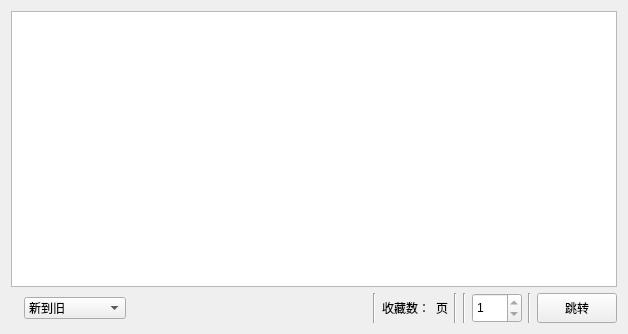
Qt form ui/ui_favorite.ui (tonquer/picacg-qt) before a commit.
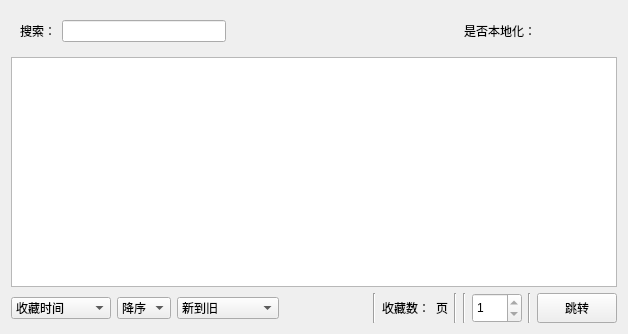
The same form after that commit. Custom widgets are drawn as their Qt base class.

Commit message:
收藏新增旧逻辑开关
#429

The edit to the form file:
```diff
--- a/ui/ui_favorite.ui
+++ b/ui/ui_favorite.ui
@@ -14,15 +14,84 @@
    <string>收藏</string>
   </property>
   <layout class="QGridLayout" name="gridLayout_2">
-   <item row="1" column="0">
+   <item row="2" column="0">
+    <layout class="QGridLayout" name="gridLayout_3">
+     <item row="0" column="0">
+      <widget class="ComicListWidget" name="bookList">
+       <property name="styleSheet">
+        <string notr="true"/>
+       </property>
+      </widget>
+     </item>
+    </layout>
+   </item>
+   <item row="3" column="0">
     <layout class="QGridLayout" name="gridLayout_4">
      <item row="0" column="0">
       <layout class="QHBoxLayout" name="horizontalLayout">
        <item>
-        <widget class="QLabel" name="msgLabel">
-         <property name="text">
-          <string/>
+        <widget class="QComboBox" name="sortKeyCombox">
+         <property name="enabled">
+          <bool>true</bool>
          </property>
+         <property name="minimumSize">
+          <size>
+           <width>100</width>
+           <height>0</height>
+          </size>
+         </property>
+         <item>
+          <property name="text">
+           <string>收藏时间</string>
+          </property>
+         </item>
+         <item>
+          <property name="text">
+           <string>更新时间</string>
+          </property>
+         </item>
+         <item>
+          <property name="text">
+           <string>创建时间</string>
+          </property>
+         </item>
+         <item>
+          <property name="text">
+           <string>爱心数</string>
+          </property>
+         </item>
+         <item>
+          <property name="text">
+           <string>观看数</string>
+          </property>
+         </item>
+         <item>
+          <property name="text">
+           <string>章节数</string>
+          </property>
+         </item>
+         <item>
+          <property name="text">
+           <string>图片数</string>
+          </property>
+         </item>
+        </widget>
+       </item>
+       <item>
+        <widget class="QComboBox" name="sortIdCombox">
+         <property name="enabled">
+          <bool>true</bool>
+         </property>
+         <item>
+          <property name="text">
+           <string>降序</string>
+          </property>
+         </item>
+         <item>
+          <property name="text">
+           <string>升序</string>
+          </property>
+         </item>
         </widget>
        </item>
        <item>
@@ -62,6 +131,13 @@
          </property>
         </spacer>
        </item>
+       <item>
+        <widget class="QLabel" name="msgLabel">
+         <property name="text">
+          <string/>
+         </property>
+        </widget>
+       </item>
        <item>
         <widget class="Line" name="line_2">
          <property name="orientation">
@@ -146,12 +222,51 @@
      </item>
     </layout>
    </item>
-   <item row="0" column="0">
-    <layout class="QGridLayout" name="gridLayout_3">
-     <item row="0" column="0">
-      <widget class="ComicListWidget" name="bookList">
-       <property name="styleSheet">
-        <string notr="true"/>
+   <item row="1" column="0">
+    <layout class="QHBoxLayout" name="horizontalLayout_3">
+     <item>
+      <widget class="QWidget" name="widget" native="true">
+       <layout class="QHBoxLayout" name="horizontalLayout_2">
+        <item>
+         <widget class="QLabel" name="label">
+          <property name="text">
+           <string>搜索：</string>
+          </property>
+         </widget>
+        </item>
+        <item>
+         <widget class="QLineEdit" name="lineEdit"/>
+        </item>
+       </layout>
+      </widget>
+     </item>
+     <item>
+      <spacer name="horizontalSpacer_2">
+       <property name="orientation">
+        <enum>Qt::Horizontal</enum>
+       </property>
+       <property name="sizeHint" stdset="0">
+        <size>
+         <width>40</width>
+         <height>20</height>
+        </size>
+       </property>
+      </spacer>
+     </item>
+     <item>
+      <widget class="QLabel" name="label_2">
+       <property name="text">
+        <string>是否本地化：</string>
+       </property>
+      </widget>
+     </item>
+     <item>
+      <widget class="SwitchButton" name="localWidget" native="true">
+       <property name="minimumSize">
+        <size>
+         <width>75</width>
+         <height>25</height>
+        </size>
        </property>
       </widget>
      </item>
@@ -165,6 +280,12 @@
    <extends>QListWidget</extends>
    <header location="global">component.list.comic_list_widget.h</header>
   </customwidget>
+  <customwidget>
+   <class>SwitchButton</class>
+   <extends>QWidget</extends>
+   <header location="global">component.button.switch_button.h</header>
+   <container>1</container>
+  </customwidget>
  </customwidgets>
  <resources/>
  <connections>
```
The commit also changes 8 other files.
